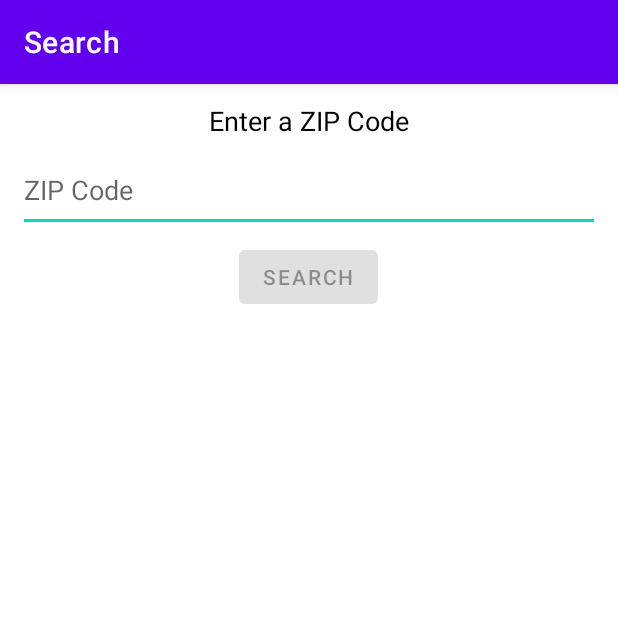
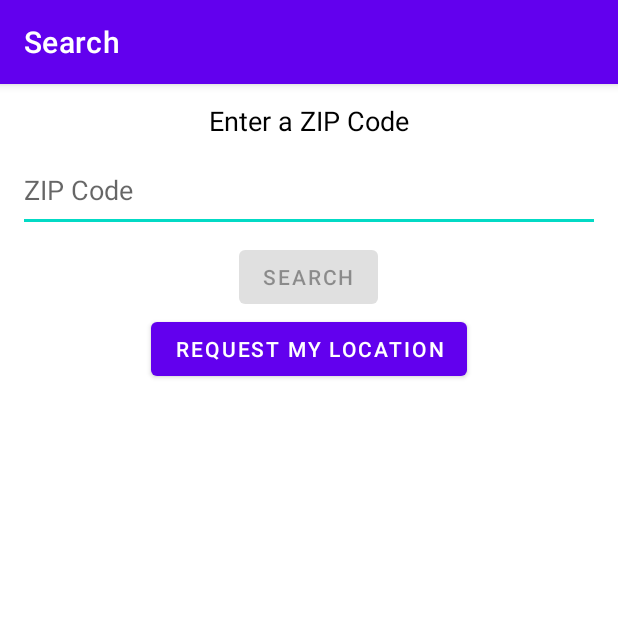
Before and after one commit to rjjgallagher/WeatherApp, an Android app: the screen it shows after launch (MainActivity), on a phone screen of 412 x 824 dp, the top half of it. Run offline under Robolectric (Android 15) with nearby library versions, the phone set to English and light mode, and no system bars; our stand-ins replace Dagger/Hilt's generated code; 1 statement that could not run was skipped.

Commit message:
Got location permissions halfway working
I deleted some imports and have no way of recovering them - I don't remember them and now my app keeps crashing.

```diff
--- a/app/build.gradle
+++ b/app/build.gradle
@@ -48,6 +48,7 @@ android {
 dependencies {
     implementation 'com.android.support:support-annotations:28.0.0'
     implementation 'androidx.legacy:legacy-support-v4:1.0.0'
+    implementation 'com.google.android.gms:play-services-location:19.0.1'
     def lifecycle_version = "2.5.0-alpha03"
     implementation "androidx.lifecycle:lifecycle-viewmodel-ktx:$lifecycle_version"
     // ViewModel utilities for Compose
--- a/app/src/main/AndroidManifest.xml
+++ b/app/src/main/AndroidManifest.xml
@@ -3,6 +3,8 @@
     package="com.example.ryangallagher">
 
     <uses-permission android:name="android.permission.INTERNET" />
+    <uses-permission android:name="android.permission.ACCESS_COARSE_LOCATION" />
+    <uses-feature android:name="android.hardware.location"/>
 
     <application
         android:name=".WeatherApplication"
--- a/app/src/main/java/com/example/ryangallagher/SearchFragment.kt
+++ b/app/src/main/java/com/example/ryangallagher/SearchFragment.kt
@@ -1,22 +1,42 @@
 package com.example.ryangallagher
 
+import android.Manifest
+import android.app.AlertDialog
+import android.content.pm.PackageManager
 import android.os.Bundle
+import android.os.Looper
 import android.text.Editable
 import android.text.TextWatcher
+import android.util.Log
 import androidx.fragment.app.Fragment
 import android.view.LayoutInflater
 import android.view.View
 import android.view.ViewGroup
+import androidx.core.app.ActivityCompat
 import androidx.navigation.Navigation
 import com.example.ryangallagher.databinding.SearchFragmentBinding
+import com.google.android.gms.location.FusedLocationProviderClient
+import com.google.android.gms.location.LocationCallback
+import com.google.android.gms.location.LocationResult
+import com.google.android.gms.location.LocationServices
+import com.google.android.gms.location.LocationRequest
 import dagger.hilt.android.AndroidEntryPoint
 import javax.inject.Inject
 
 @AndroidEntryPoint
-class SearchFragment : Fragment() {
+class SearchFragment : Fragment(), ActivityCompat.OnRequestPermissionsResultCallback {
 
     private lateinit var binding: SearchFragmentBinding
     @Inject lateinit var viewModel: SearchViewModel
+
+    private lateinit var fusedLocationClient: FusedLocationProviderClient
+    private lateinit var locationCallback: LocationCallback
+
+    @Suppress("PrivatePropertyName")
+    private val REQUEST_LOCATION_PERMISSION = 100
+    private lateinit var locationRequest: LocationRequest
+    var locationLon: Double = 0.0
+    var locationLat: Double = 0.0
 
     override fun onCreateView(
         inflater: LayoutInflater,
@@ -24,12 +44,31 @@ class SearchFragment : Fragment() {
         savedInstanceState: Bundle?
     ): View? {
         binding = SearchFragmentBinding.inflate(layoutInflater)
+
+        //possibly replace requireContext() with requireActivity()
+        fusedLocationClient = LocationServices.getFusedLocationProviderClient(requireContext())
+
+
+        binding.locationButton.setOnClickListener {
+            showLocationPreview()
+        }
+
+        locationCallback = object : LocationCallback() {
+            override fun onLocationResult(locationResult: LocationResult) {
+                locationResult ?: return
+                for (location in locationResult.locations) {
+                    locationLon = location.longitude
+                    locationLat = location.latitude
+                }
+            }
+        }
         return binding.root
     }
 
     override fun onViewCreated(view: View, savedInstanceState: Bundle?) {
         super.onViewCreated(view, savedInstanceState)
 
+        //initialize this fragments activity bars title.
         requireActivity().title = "Search"
 
         viewModel.enableButton.observe(viewLifecycleOwner) { enable ->
@@ -68,4 +107,65 @@ class SearchFragment : Fragment() {
         }
     }
 
+    override fun onResume() {
+        super.onResume()
+        startLocationUpdates()
+    }
+
+    private fun startLocationUpdates() {
+        if (checkPermission()) {
+            fusedLocationClient.requestLocationUpdates(
+                locationRequest,
+                locationCallback,
+                Looper.getMainLooper()
+            )
+        }
+    }
+
+    private fun checkPermission(): Boolean {
+        return ActivityCompat.checkSelfPermission(requireActivity(), Manifest.permission.ACCESS_COARSE_LOCATION) == PackageManager.PERMISSION_GRANTED
+    }
+
+    private fun showLocationPreview() {
+        requestLocationPermission()
+    }
+
+    private fun showLocationPermissionRationale() {
+        AlertDialog.Builder(context)
+            .setMessage(R.string.location_permission_rational)
+            .setNeutralButton(R.string.ok) {_, _ ->
+                ActivityCompat.requestPermissions(
+                    requireActivity(),
+                    arrayOf(Manifest.permission.ACCESS_COARSE_LOCATION),
+                    REQUEST_LOCATION_PERMISSION
+                )
+            }
+            .create()
+            .show()
+    }
+
+    private fun requestLocationPermission() {
+        if (ActivityCompat.shouldShowRequestPermissionRationale(requireActivity(), Manifest.permission.ACCESS_COARSE_LOCATION)) {
+            showLocationPermissionRationale()
+        } else {
+            ActivityCompat.requestPermissions(
+                requireActivity(),
+                arrayOf(Manifest.permission.ACCESS_COARSE_LOCATION),
+                REQUEST_LOCATION_PERMISSION
+            )
+        }
+    }
+
+    override fun onRequestPermissionsResult(
+        requestCode: Int,
+        permissions: Array<out String>,
+        grantResults: IntArray
+    ) {
+        if(requestCode == REQUEST_LOCATION_PERMISSION) {
+            if(grantResults.size == 1 && grantResults[0] == PackageManager.PERMISSION_GRANTED) {
+                Log.d("Debug", "Permission has been granted")
+            }
+        }
+    }
+
 }
--- a/app/src/main/java/com/example/ryangallagher/SearchViewModel.kt
+++ b/app/src/main/java/com/example/ryangallagher/SearchViewModel.kt
@@ -1,5 +1,6 @@
 package com.example.ryangallagher
 
+import android.app.AlertDialog
 import androidx.lifecycle.LiveData
 import androidx.lifecycle.MutableLiveData
 import androidx.lifecycle.ViewModel
@@ -31,6 +32,7 @@ class SearchViewModel @Inject constructor(private val api: Api) : ViewModel() {
     }
     //1:24 week 7 lecture
 
+
     private fun isValidZipCode(zipCode: String): Boolean {
         return zipCode.length == 5 && zipCode.all {it.isDigit()}
     }
--- a/app/src/main/res/layout/search_fragment.xml
+++ b/app/src/main/res/layout/search_fragment.xml
@@ -3,6 +3,7 @@
     xmlns:tools="http://schemas.android.com/tools"
     android:layout_width="match_parent"
     android:layout_height="match_parent"
+    xmlns:app="http://schemas.android.com/apk/res-auto"
     android:orientation="vertical"
     android:gravity="center_horizontal"
     tools:context=".SearchFragment">
@@ -32,7 +33,16 @@
         android:layout_width="wrap_content"
         android:layout_height="wrap_content"
         android:layout_gravity="center_horizontal"
-        android:text="@string/search"/>
+        android:text="@string/search"
+        app:layout_constraintLeft_toLeftOf="parent"
+        app:layout_constraintRight_toRightOf="parent"
+        app:layout_constraintTop_toTopOf="parent" />
+
+    <Button
+        android:id="@+id/locationButton"
+        android:layout_width="wrap_content"
+        android:layout_height="wrap_content"
+        android:text="@string/RequestMyLocation" />
 
 
 </LinearLayout>
--- a/app/src/main/res/values/strings.xml
+++ b/app/src/main/res/values/strings.xml
@@ -12,5 +12,7 @@
     <string name="zip_code">ZIP Code</string>
     <string name="search">Search</string>
     <string name="ok">Ok</string>
+    <string name="RequestMyLocation">Request My Location</string>
+    <string name="location_permission_rational">In order to use this functionality, please accept location permissions</string>
 
 </resources>
--- a/build.gradle
+++ b/build.gradle
@@ -10,6 +10,9 @@ buildscript {
         classpath "com.android.tools.build:gradle:7.0.4"
         classpath "org.jetbrains.kotlin:kotlin-gradle-plugin:1.6.10"
         classpath "com.google.android.libraries.mapsplatform.secrets-gradle-plugin:secrets-gradle-plugin:2.0.1"
+
+        //play services location dependency
+        classpath "com.google.android.gms:play-services-location:19.0.1"
 
         //hide api key dependency
         classpath "com.google.android.libraries.mapsplatform.secrets-gradle-plugin:secrets-gradle-plugin:2.0.1"
```
Also changed, not shown: app/src/main/java/com/example/ryangallagher/MainActivity.kt (+2 -44 lines).
